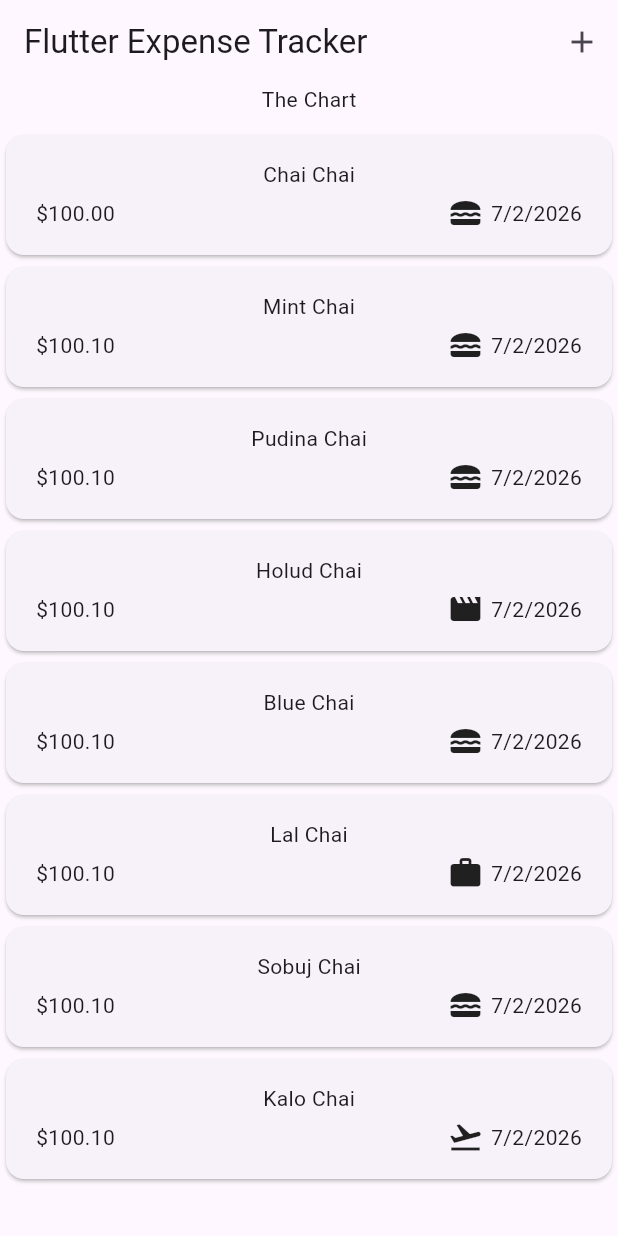
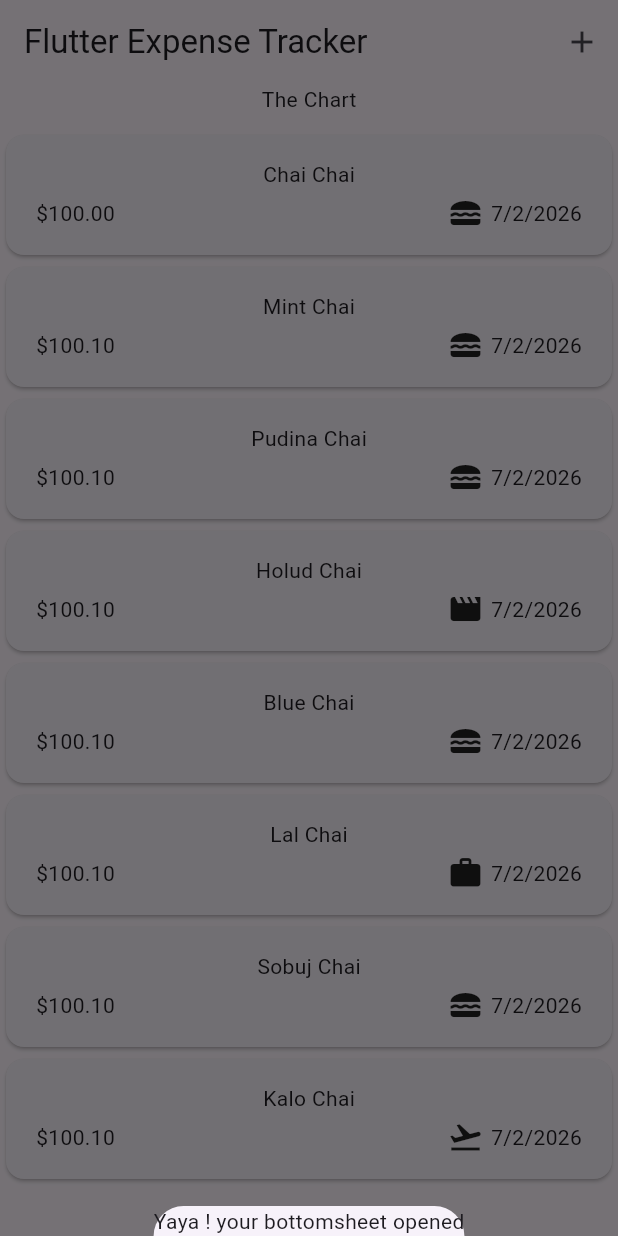
Before and after one commit to DeepSarkar1221/flutter_section5, a Flutter app: the screen it shows after launch, after a tap on the "add" icon, on a phone screen of 412 x 824 dp. Run offline on Flutter 3.47's test engine with Material 3 defaults, Android fonts, the phone set to English and light mode, and no system bars.

Commit message:
add bottomsheet

```diff
--- a/lib/widget/expenses.dart
+++ b/lib/widget/expenses.dart
@@ -61,20 +61,27 @@ class _ExpensesState extends State<Expenses> {
       category: Category.travel,
     ),
   ];
+
+  void _openAddExpenseOverlay() {
+    showModalBottomSheet(
+      context: context,
+      builder: (ctx) => Text("Yaya ! your bottomsheet opened"),
+    );
+  }
+
   @override
   Widget build(BuildContext context) {
     return Scaffold(
       appBar: AppBar(
         title: Text("Flutter Expense Tracker"),
 
-        actions: [
-
-        IconButton(onPressed: (){}, icon: Icon(Icons.add))
-      ],),
+        actions: [IconButton(onPressed: _openAddExpenseOverlay
+        , icon: Icon(Icons.add))],
+      ),
       body: Column(
         children: [
           Text("The Chart"),
-          SizedBox(height: 10,),
+          SizedBox(height: 10),
           Expanded(child: ExpensesList(expense: _registeredExpenses)),
         ],
       ),
```
